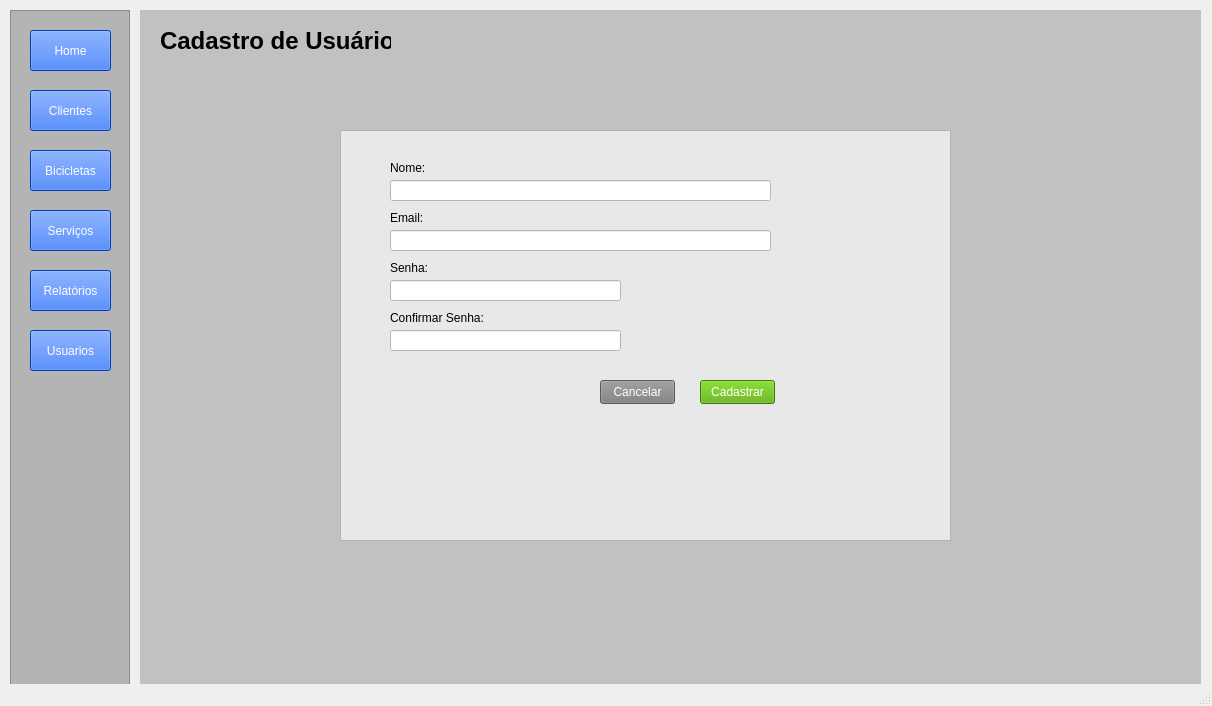
carloshmenon/uc-programcao-desktop-2026, file projeto_oficina/view/home.ui: the form before one commit.
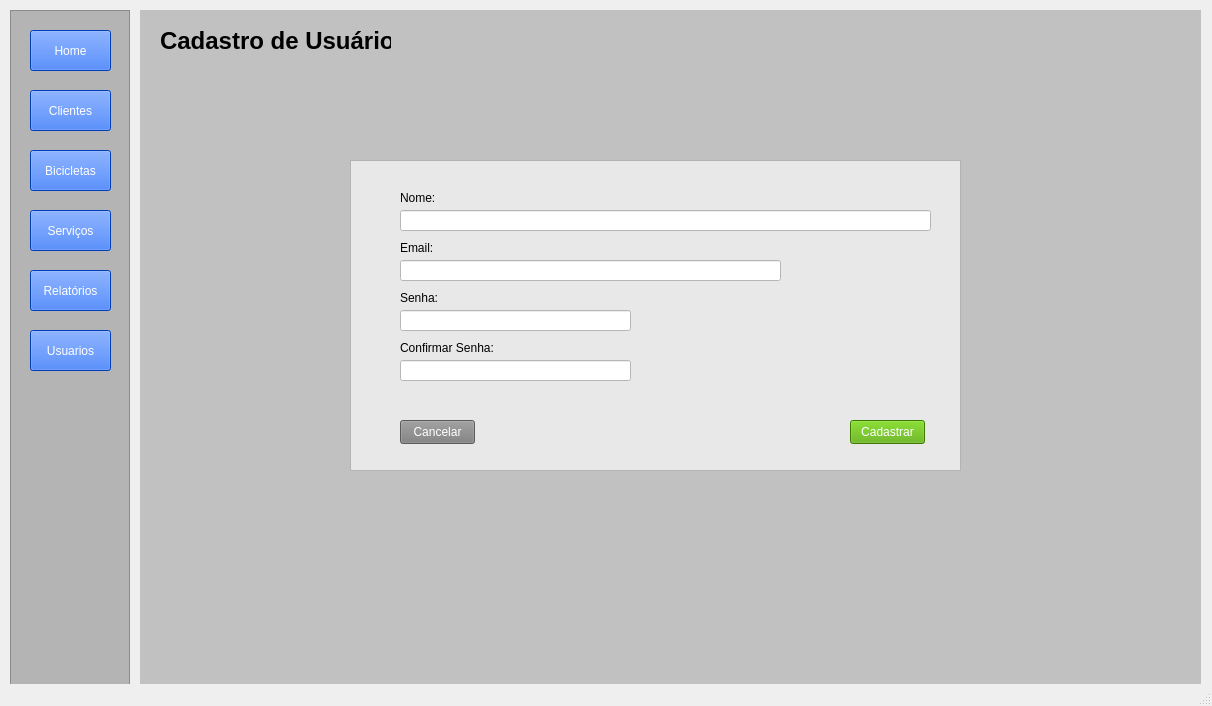
The form after the commit. The open tabs and pages were chosen to show the change.

Patch:
```diff
--- a/projeto_oficina/view/home.ui
+++ b/projeto_oficina/view/home.ui
@@ -136,6 +136,9 @@
     </widget>
    </widget>
    <widget class="QStackedWidget" name="stackedWidget">
+    <property name="enabled">
+     <bool>true</bool>
+    </property>
     <property name="geometry">
      <rect>
       <x>140</x>
@@ -267,10 +270,10 @@
      <widget class="QFrame" name="frame_2">
       <property name="geometry">
        <rect>
-        <x>200</x>
-        <y>120</y>
+        <x>210</x>
+        <y>150</y>
         <width>611</width>
-        <height>411</height>
+        <height>311</height>
        </rect>
       </property>
       <property name="styleSheet">
@@ -287,7 +290,7 @@
         <rect>
          <x>50</x>
          <y>50</y>
-         <width>381</width>
+         <width>531</width>
          <height>21</height>
         </rect>
        </property>
@@ -396,8 +399,8 @@
       <widget class="QPushButton" name="btnCadUsuarioCadastrar">
        <property name="geometry">
         <rect>
-         <x>360</x>
-         <y>250</y>
+         <x>500</x>
+         <y>260</y>
          <width>75</width>
          <height>24</height>
         </rect>
@@ -413,8 +416,8 @@
       <widget class="QPushButton" name="btnCadUsuarioVoltar">
        <property name="geometry">
         <rect>
-         <x>260</x>
-         <y>250</y>
+         <x>50</x>
+         <y>260</y>
          <width>75</width>
          <height>24</height>
         </rect>
```
Left out of the diff: 10 changed lines with no effect on the pictures.
